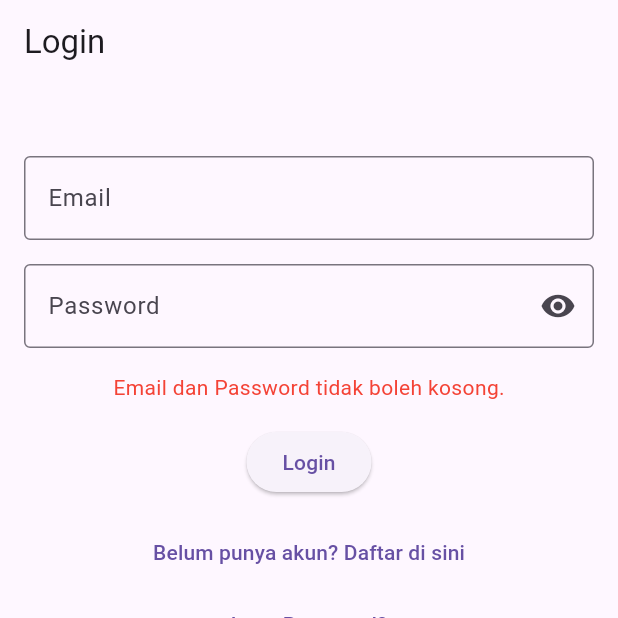
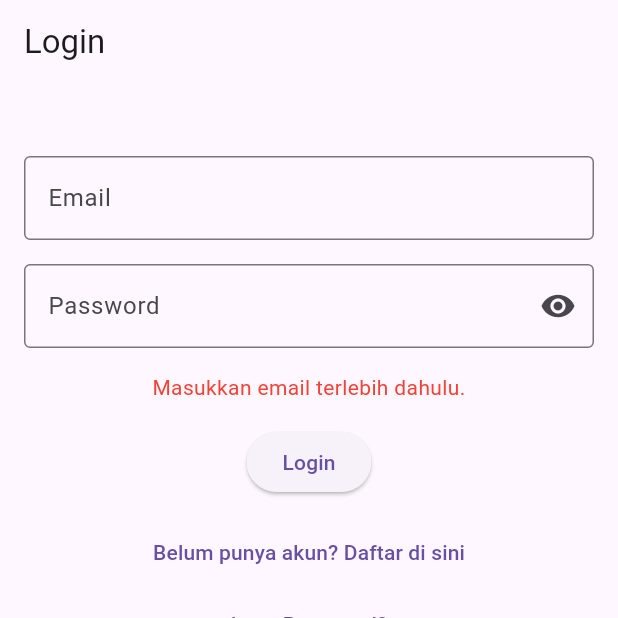
Before and after one commit to Th9o/aplikasi_catatan_rahasia, a Flutter app: the screen it shows after launch, after a tap on "Login", after a tap on "Lupa Password?", on a phone screen of 412 x 824 dp, the top half of it. Run offline on Flutter 3.47's test engine with Material 3 defaults, Android fonts, the phone set to English and light mode, and no system bars; our stand-ins replace cloud_firestore, firebase_auth, firebase_core; missing offline and left inert: encrypt; accounts and stored records are empty.

Commit message:
perbaikan pada kolom box login saat salah menggunakan email atau password muncul tulisan dibawah kolom password

```diff
--- a/lib/screens/login_screen.dart
+++ b/lib/screens/login_screen.dart
@@ -15,8 +15,8 @@ class _LoginScreenState extends State<LoginScreen> {
   final passwordController = TextEditingController();
   final auth = AuthService();
   bool isLoading = false;
+  bool _obscurePassword = true;
   String? errorMessage;
-  bool _obscurePassword = true;
 
   void handleLogin() async {
     final email = emailController.text.trim();
@@ -43,9 +43,19 @@ class _LoginScreenState extends State<LoginScreen> {
         );
       }
     } catch (e) {
-      setState(() {
-        errorMessage = "Login gagal: ${e.toString()}";
-      });
+      final err = e.toString();
+
+      if (err.contains('invalid-email')) {
+        errorMessage = "Format email tidak valid.";
+      } else if (err.contains('invalid-credential') ||
+          err.contains('wrong-password') ||
+          err.contains('user-not-found')) {
+        errorMessage = "Email atau password salah.";
+      } else {
+        errorMessage = "Terjadi kesalahan: ${e.toString()}";
+      }
+
+      setState(() {});
     }
 
     setState(() {
@@ -94,7 +104,11 @@ class _LoginScreenState extends State<LoginScreen> {
             ),
             const SizedBox(height: 16),
             if (errorMessage != null)
-              Text(errorMessage!, style: const TextStyle(color: Colors.red)),
+              Text(
+                errorMessage!,
+                style: const TextStyle(color: Colors.red),
+                textAlign: TextAlign.center,
+              ),
             const SizedBox(height: 16),
             ElevatedButton(
               onPressed: isLoading ? null : handleLogin,
@@ -123,12 +137,14 @@ class _LoginScreenState extends State<LoginScreen> {
                 if (email.isNotEmpty) {
                   await auth.resetPassword(email);
                   if (context.mounted) {
-                    ScaffoldMessenger.of(context).showSnackBar(
-                      const SnackBar(
-                        content: Text("Cek email untuk reset password"),
-                      ),
-                    );
+                    setState(() {
+                      errorMessage = "Link reset password telah dikirim.";
+                    });
                   }
+                } else {
+                  setState(() {
+                    errorMessage = "Masukkan email terlebih dahulu.";
+                  });
                 }
               },
               child: const Text("Lupa Password?"),
```
